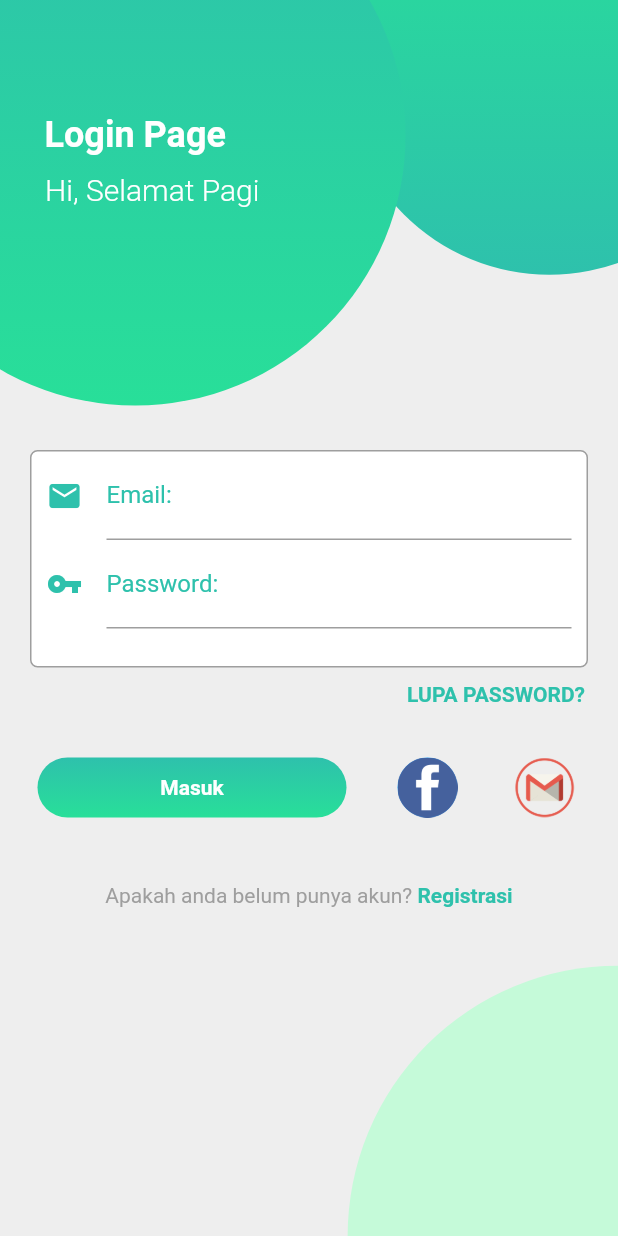
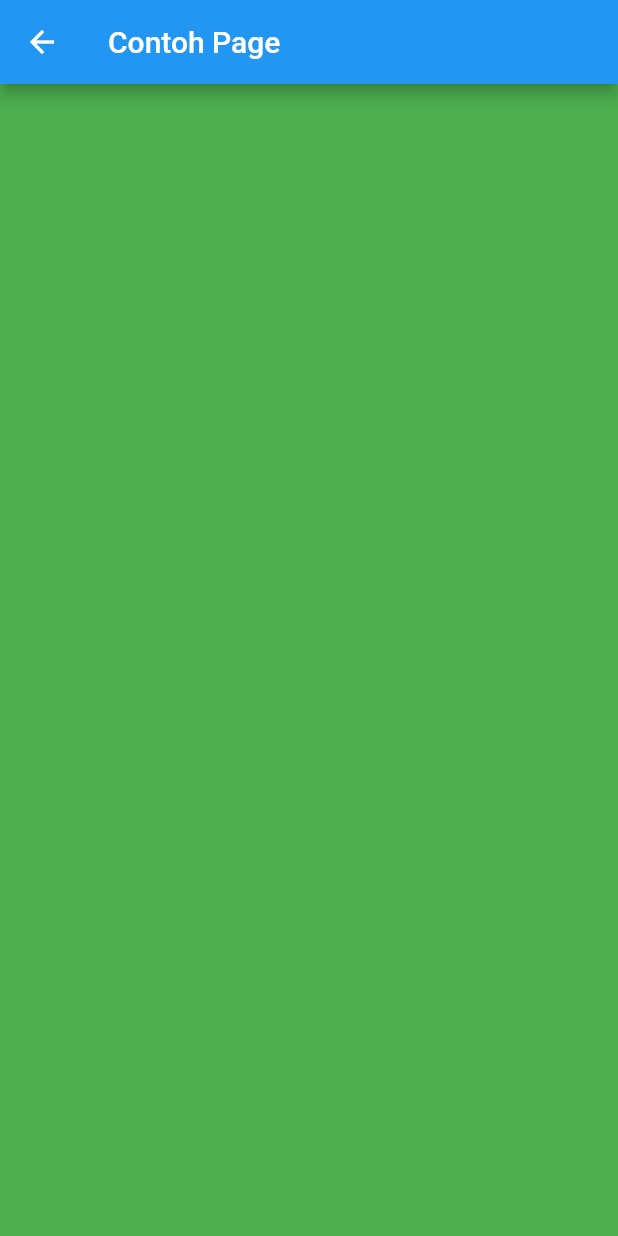
Before and after one commit to nurilmuslichin16/flutter_demo, a Flutter app: the screen it shows after launch, after a tap on "Masuk", on a phone screen of 412 x 824 dp. Run offline on Flutter 3.47's test engine with Material 2 defaults, Android fonts, the phone set to English and light mode, and no system bars; network calls fail.

Commit message:
Belum bisa pindah halaman

```diff
--- /dev/null
+++ b/lib/ContohPage.dart
@@ -0,0 +1,14 @@
+import 'package:flutter/material.dart';
+
+class ContohPage extends StatelessWidget {
+  @override
+  Widget build(BuildContext context) {
+    return Scaffold(
+      backgroundColor: Colors.green,
+      appBar: AppBar(
+        title: Text("Contoh Page"),
+      ),
+      body: Container(),
+    );
+  }
+}
--- a/lib/LoginPage.dart
+++ b/lib/LoginPage.dart
@@ -1,8 +1,5 @@
+import 'package:aplikasi_demo/ContohPage.dart';
 import 'package:flutter/material.dart';
-
-void main() {
-  runApp(LoginPage());
-}
 
 class LoginPage extends StatefulWidget {
   @override
@@ -164,7 +161,7 @@ class _LoginPageState extends State<LoginPage> {
                               onTap: () {
                                 Navigator.push(context,
                                     MaterialPageRoute(builder: (context) {
-                                  return LoginPage();
+                                  return ContohPage();
                                 }));
                               },
                               child: Center(
--- a/lib/main.dart
+++ b/lib/main.dart
@@ -1,5 +1,4 @@
 import 'package:aplikasi_demo/LoginPage.dart';
-import 'package:aplikasi_demo/MainPage.dart';
 import 'package:flutter/material.dart';
 
 void main() {
```
Also changed, not shown: lib/MainPage.dart (+10 -12 lines).
